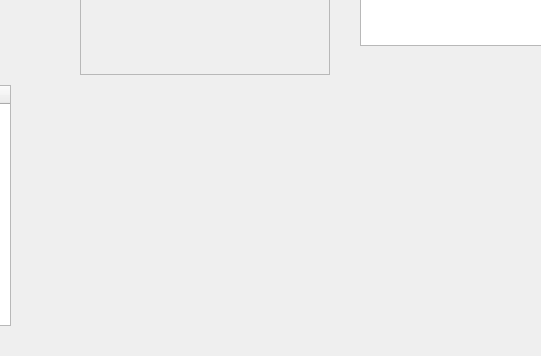
Qt form visualization/design_training.ui (superkirill/CycleGAN) before a commit; both pictures show x 720 to 1261 and y 484 to 840 of the 1362 by 840 pixel window.
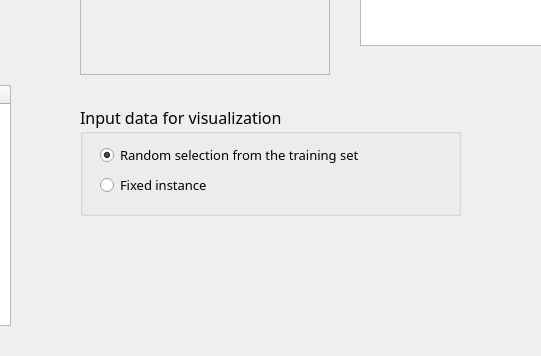
The same form after that commit. Icons and pictures are not drawn.

Commit message: Added data selection for the visualization during training Added smaller u-net architectures Fixed data loader for Unaligned colorization datasets

The edit to the form file:
```diff
--- a/visualization/design_training.ui
+++ b/visualization/design_training.ui
@@ -609,6 +609,70 @@
      </rect>
     </property>
    </widget>
+   <widget class="QGroupBox" name="groupBox">
+    <property name="geometry">
+     <rect>
+      <x>800</x>
+      <y>570</y>
+      <width>381</width>
+      <height>111</height>
+     </rect>
+    </property>
+    <property name="font">
+     <font>
+      <family>Century Gothic</family>
+      <pointsize>12</pointsize>
+     </font>
+    </property>
+    <property name="title">
+     <string>Input data for visualization</string>
+    </property>
+    <widget class="QRadioButton" name="radioButton_random_selection">
+     <property name="enabled">
+      <bool>true</bool>
+     </property>
+     <property name="geometry">
+      <rect>
+       <x>20</x>
+       <y>40</y>
+       <width>411</width>
+       <height>20</height>
+      </rect>
+     </property>
+     <property name="font">
+      <font>
+       <pointsize>10</pointsize>
+      </font>
+     </property>
+     <property name="text">
+      <string>Random selection from the training set</string>
+     </property>
+     <property name="checked">
+      <bool>true</bool>
+     </property>
+    </widget>
+    <widget class="QRadioButton" name="radioButton_fixed_selection">
+     <property name="enabled">
+      <bool>true</bool>
+     </property>
+     <property name="geometry">
+      <rect>
+       <x>20</x>
+       <y>70</y>
+       <width>411</width>
+       <height>20</height>
+      </rect>
+     </property>
+     <property name="font">
+      <font>
+       <pointsize>10</pointsize>
+      </font>
+     </property>
+     <property name="text">
+      <string>Fixed instance</string>
+     </property>
+    </widget>
+   </widget>
   </widget>
   <widget class="QMenuBar" name="menubar">
    <property name="geometry">
```
Left out of the diff: 2 changed lines with no effect on the pictures. The commit also changes 6 other files.
